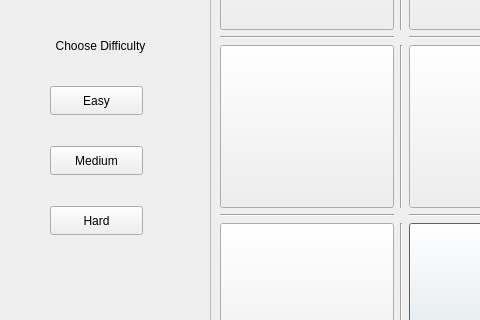
mo2menwael/Advanced-Tic-Tac-Toe, file pvai.ui: the form before one commit; both pictures show x 0 to 480 and y 164 to 484 of the 789 by 600 pixel window.
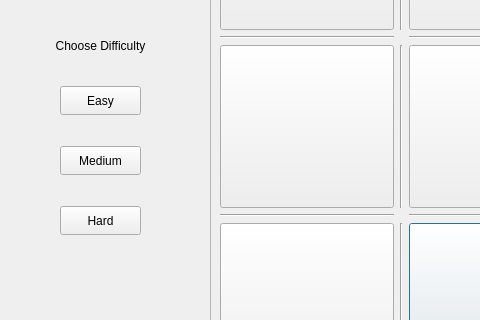
The form after the commit.

Commit message: add push buttons hide feature

The edit to the form file:
```diff
--- a/pvai.ui
+++ b/pvai.ui
@@ -316,9 +316,9 @@
   <widget class="QPushButton" name="easy">
    <property name="geometry">
     <rect>
-     <x>50</x>
+     <x>60</x>
      <y>250</y>
-     <width>93</width>
+     <width>81</width>
      <height>29</height>
     </rect>
    </property>
@@ -329,9 +329,9 @@
   <widget class="QPushButton" name="medium">
    <property name="geometry">
     <rect>
-     <x>50</x>
+     <x>60</x>
      <y>310</y>
-     <width>93</width>
+     <width>81</width>
      <height>29</height>
     </rect>
    </property>
@@ -342,9 +342,9 @@
   <widget class="QPushButton" name="hard">
    <property name="geometry">
     <rect>
-     <x>50</x>
+     <x>60</x>
      <y>370</y>
-     <width>93</width>
+     <width>81</width>
      <height>29</height>
     </rect>
    </property>
```
The commit also changes 6 other files.
